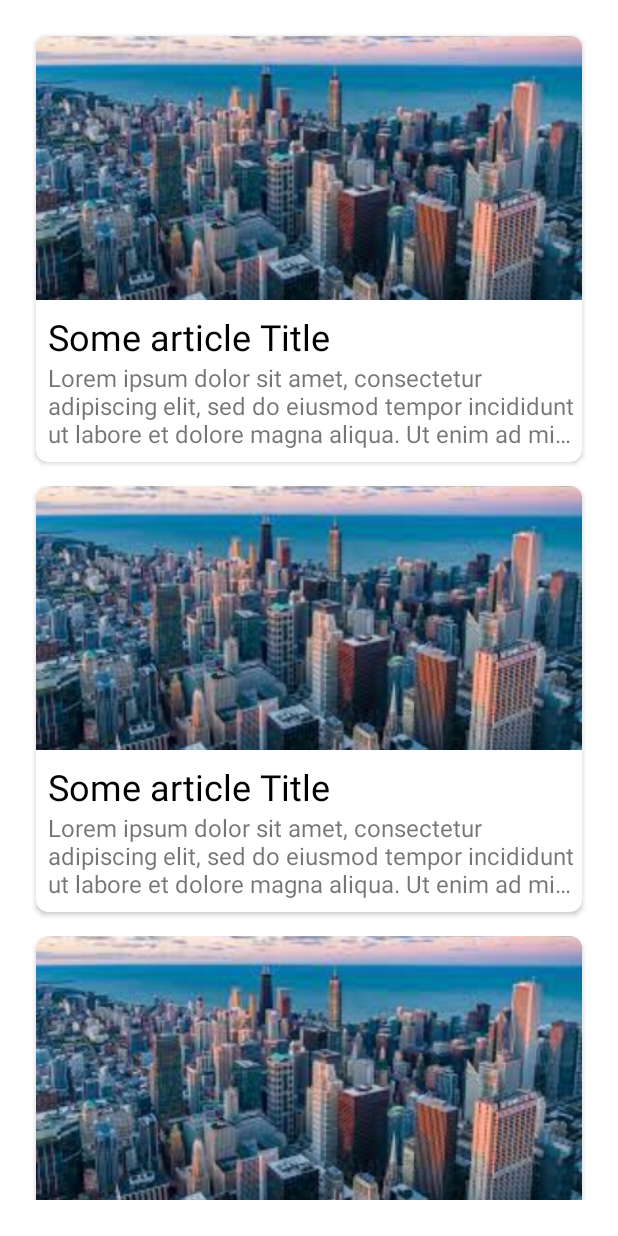
After one commit to codrutciulacu/NewsReader, an Android app: the layout news_list_fragment.xml on its own in the app's theme, with its tools: preview values and no code run, on a phone screen of 412 x 824 dp. The commit adds this screen. Run offline under Robolectric (Android 15) with nearby library versions, the phone set to English and light mode, and no system bars.

Commit message:
Functional list of news using mocked data
Signed-off-by: codrutciulacu <codrut.c.ciulacu@gmail.com>

```diff
--- a/app/src/main/AndroidManifest.xml
+++ b/app/src/main/AndroidManifest.xml
@@ -1,6 +1,8 @@
 <?xml version="1.0" encoding="utf-8"?>
 <manifest xmlns:android="http://schemas.android.com/apk/res/android"
     package="com.codrut.newsreader">
+
+    <uses-permission android:name="android.permission.INTERNET" />
 
     <application
         android:allowBackup="true"
@@ -8,9 +10,10 @@
         android:label="@string/app_name"
         android:roundIcon="@mipmap/ic_launcher_round"
         android:supportsRtl="true"
+        android:fullBackupContent="true"
         android:theme="@style/Theme.NewsReader">
         <activity
-            android:name=".MainActivity"
+            android:name=".feature.newslist.MainActivity"
             android:exported="true">
             <intent-filter>
                 <action android:name="android.intent.action.MAIN" />
--- /dev/null
+++ b/app/src/main/java/com/codrut/newsreader/feature/newslist/listener/NewsHandler.java
@@ -0,0 +1,5 @@
+package com.codrut.newsreader.feature.newslist.listener;
+
+public interface NewsHandler {
+    void onItemClick();
+}
--- /dev/null
+++ b/app/src/main/res/layout/article_list_item.xml
@@ -0,0 +1,65 @@
+<?xml version="1.0" encoding="utf-8"?>
+<layout>
+
+    <data>
+
+        <variable
+            name="viewModel"
+            type="com.codrut.newsreader.feature.newslist.model.ArticleItemViewModel" />
+
+        <variable
+            name="handler"
+            type="com.codrut.newsreader.feature.newslist.listener.NewsHandler" />
+    </data>
+
+    <androidx.cardview.widget.CardView xmlns:android="http://schemas.android.com/apk/res/android"
+        xmlns:app="http://schemas.android.com/apk/res-auto"
+        xmlns:tools="http://schemas.android.com/tools"
+        android:layout_width="match_parent"
+        android:layout_height="wrap_content"
+        android:layout_margin="8dp"
+        android:elevation="8dp"
+        android:onClickListener="@{() -> handler.onItemClick()}"
+        app:cardCornerRadius="8dp">
+
+        <LinearLayout
+            android:layout_width="match_parent"
+            android:layout_height="match_parent"
+            android:orientation="vertical">
+
+            <ImageView
+                android:id="@+id/article_image"
+                android:layout_width="match_parent"
+                android:layout_height="wrap_content"
+                android:contentDescription="@string/article_image_content_description"
+                android:scaleType="centerCrop"
+                android:src="@drawable/placeholder"
+                app:imageUrl="@{viewModel.pictureUrl}"
+                app:placeholder="@{viewModel.placeholder}" />
+
+            <TextView
+                android:id="@+id/article_title"
+                android:layout_width="wrap_content"
+                android:layout_height="wrap_content"
+                android:layout_marginStart="8dp"
+                android:layout_marginTop="8dp"
+                android:text="@{viewModel.title}"
+                android:textColor="@color/black"
+                android:textSize="24sp"
+                tools:text="@string/article_title_placeholder" />
+
+            <TextView
+                android:id="@+id/article_content_preview"
+                android:layout_width="wrap_content"
+                android:layout_height="wrap_content"
+                android:layout_marginStart="8dp"
+                android:layout_marginBottom="8dp"
+                android:ellipsize="end"
+                android:maxLines="3"
+                android:text="@{viewModel.contentPreview}"
+                android:textSize="16sp"
+                tools:text="@string/article_content_placeholder" />
+        </LinearLayout>
+    </androidx.cardview.widget.CardView>
+
+</layout>
--- a/app/src/main/res/layout/main_activity.xml
+++ b/app/src/main/res/layout/main_activity.xml
@@ -4,4 +4,4 @@
     android:id="@+id/container"
     android:layout_width="match_parent"
     android:layout_height="match_parent"
-    tools:context=".MainActivity" />
+    tools:context=".feature.newslist.MainActivity" />
--- /dev/null
+++ b/app/src/main/res/layout/news_list_fragment.xml
@@ -0,0 +1,36 @@
+<?xml version="1.0" encoding="utf-8"?>
+<layout>
+
+    <data>
+
+        <variable
+            name="viewModel"
+            type="com.codrut.newsreader.feature.newslist.model.NewsListViewModel" />
+    </data>
+
+    <androidx.constraintlayout.widget.ConstraintLayout xmlns:android="http://schemas.android.com/apk/res/android"
+        xmlns:app="http://schemas.android.com/apk/res-auto"
+        xmlns:tools="http://schemas.android.com/tools"
+        android:id="@+id/main"
+        android:layout_width="match_parent"
+        android:layout_height="match_parent"
+        tools:context=".feature.newslist.fragment.NewsListFragment">
+
+        <androidx.recyclerview.widget.RecyclerView
+            android:id="@+id/article_recyclerView"
+            android:layout_width="0dp"
+            android:layout_height="0dp"
+            android:layout_marginBottom="8dp"
+            android:padding="16dp"
+            app:articleHandler="@{viewModel}"
+            app:items="@{viewModel.newsList}"
+            app:layout_constraintBottom_toBottomOf="parent"
+            app:layout_constraintEnd_toEndOf="parent"
+            app:layout_constraintHorizontal_bias="0.0"
+            app:layout_constraintStart_toStartOf="parent"
+            app:layout_constraintTop_toTopOf="parent"
+            app:layout_constraintVertical_bias="0.0"
+            tools:listitem="@layout/article_list_item" />
+
+    </androidx.constraintlayout.widget.ConstraintLayout>
+</layout>
--- a/app/src/main/res/values-night/themes.xml
+++ /dev/null
@@ -1,16 +0,0 @@
-<resources xmlns:tools="http://schemas.android.com/tools">
-    <!-- Base application theme. -->
-    <style name="Theme.NewsReader" parent="Theme.MaterialComponents.DayNight.DarkActionBar">
-        <!-- Primary brand color. -->
-        <item name="colorPrimary">@color/purple_200</item>
-        <item name="colorPrimaryVariant">@color/purple_700</item>
-        <item name="colorOnPrimary">@color/black</item>
-        <!-- Secondary brand color. -->
-        <item name="colorSecondary">@color/teal_200</item>
-        <item name="colorSecondaryVariant">@color/teal_200</item>
-        <item name="colorOnSecondary">@color/black</item>
-        <!-- Status bar color. -->
-        <item name="android:statusBarColor" tools:targetApi="l">?attr/colorPrimaryVariant</item>
-        <!-- Customize your theme here. -->
-    </style>
-</resources>
--- a/app/src/main/res/values/strings.xml
+++ b/app/src/main/res/values/strings.xml
@@ -1,3 +1,6 @@
 <resources>
     <string name="app_name">NewsReader</string>
+    <string name="article_title_placeholder">Some article Title</string>
+    <string name="article_content_placeholder">Lorem ipsum dolor sit amet, consectetur adipiscing elit, sed do eiusmod tempor incididunt ut labore et dolore magna aliqua. Ut enim ad minim veniam, quis nostrud exercitation ullamco laboris nisi ut aliquip ex ea commodo consequat. Duis aute irure dolor in reprehenderit in voluptate velit esse cillum dolore eu fugiat nulla pariatur. Excepteur sint occaecat cupidatat non proident, sunt in culpa qui officia deserunt mollit anim id est laborum.</string>
+    <string name="article_image_content_description">This is the head image of our article</string>
 </resources>
--- a/app/src/main/res/values/themes.xml
+++ b/app/src/main/res/values/themes.xml
@@ -1,6 +1,6 @@
 <resources xmlns:tools="http://schemas.android.com/tools">
     <!-- Base application theme. -->
-    <style name="Theme.NewsReader" parent="Theme.MaterialComponents.DayNight.DarkActionBar">
+    <style name="Theme.NewsReader" parent="Theme.MaterialComponents.Light.DarkActionBar">
         <!-- Primary brand color. -->
         <item name="colorPrimary">@color/purple_500</item>
         <item name="colorPrimaryVariant">@color/purple_700</item>
```
Also changed, not shown: app/build.gradle (+15 -3 lines), app/src/main/java/com/codrut/newsreader/feature/newslist/MainActivity.java (renamed from app/src/main/java/com/codrut/newsreader/MainActivity.java, +6 -5 lines), app/src/main/java/com/codrut/newsreader/feature/newslist/adapter/NewsAdapter.java (added, +63 -0 lines), app/src/main/java/com/codrut/newsreader/feature/newslist/fragment/NewsListFragment.java (added, +41 -0 lines), app/src/main/java/com/codrut/newsreader/feature/newslist/model/ArticleItemViewModel.java (added, +23 -0 lines), app/src/main/java/com/codrut/newsreader/feature/newslist/model/NewsListViewModel.java (added, +44 -0 lines), app/src/main/java/com/codrut/newsreader/ui/main/MainFragment.java (deleted, +0 -39 lines), app/src/main/java/com/codrut/newsreader/ui/main/MainViewModel.java (deleted, +0 -7 lines), app/src/main/java/com/codrut/newsreader/view/bindings/ImageBinding.java (added, +28 -0 lines), app/src/main/java/com/codrut/newsreader/view/bindings/RecyclerViewBinding.java (added, +31 -0 lines), app/src/main/res/layout/main_fragment.xml (deleted, +0 -20 lines), app/src/main/res/drawable-v24/placeholder.jpeg (added).
